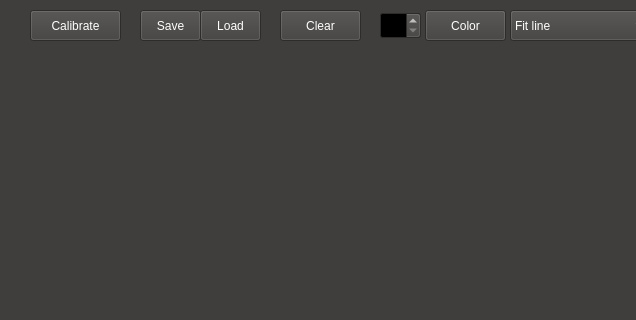
laciKE/WebcamWizard, file src/webcamWizard.ui: the form before one commit; both pictures show x 0 to 636 and y 0 to 320 of the 880 by 670 pixel window.
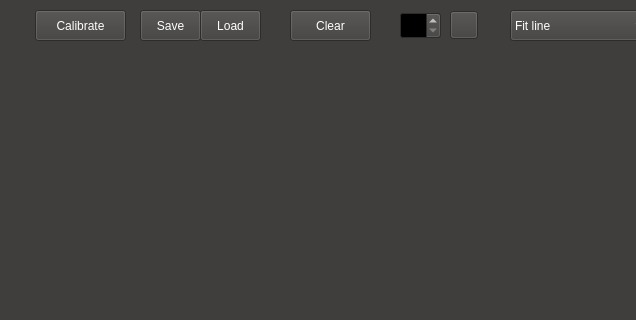
The form after the commit.

Commit message: background color of colorButton; change about message; default pen color set to yellow

```diff
--- a/src/webcamWizard.ui
+++ b/src/webcamWizard.ui
@@ -443,7 +443,7 @@
   <widget class="QPushButton" name="calibrateButton">
    <property name="geometry">
     <rect>
-     <x>30</x>
+     <x>35</x>
      <y>10</y>
      <width>91</width>
      <height>31</height>
@@ -501,7 +501,7 @@
   <widget class="QPushButton" name="clearButton">
    <property name="geometry">
     <rect>
-     <x>280</x>
+     <x>290</x>
      <y>10</y>
      <width>81</width>
      <height>31</height>
@@ -611,7 +611,7 @@
   <widget class="QSpinBox" name="spinBox">
    <property name="geometry">
     <rect>
-     <x>380</x>
+     <x>400</x>
      <y>12</y>
      <width>41</width>
      <height>27</height>
@@ -670,14 +670,14 @@
   <widget class="QPushButton" name="colorButton">
    <property name="geometry">
     <rect>
-     <x>425</x>
-     <y>10</y>
-     <width>81</width>
-     <height>31</height>
+     <x>450</x>
+     <y>11</y>
+     <width>28</width>
+     <height>28</height>
     </rect>
    </property>
    <property name="text">
-    <string>Color</string>
+    <string/>
    </property>
   </widget>
   <widget class="QComboBox" name="strategyBox">
```
Left out of the diff: 3 changed lines with no effect on the pictures. The commit also changes 3 other files.
